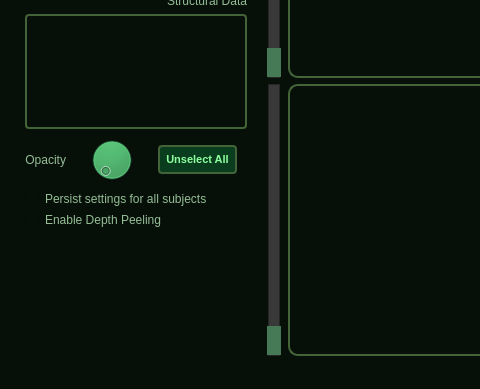
Old version of the form lesionui.ui in the repository sherinsugathan/MS_Lesion_Vis; both pictures show x 0 to 480 and y 501 to 890 of the 1130 by 890 pixel window.
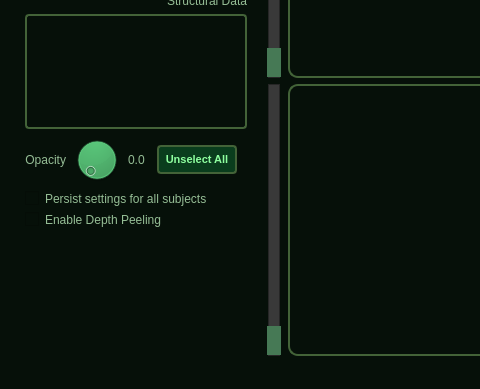
New version of the form. Icons and pictures are not drawn.

Diff of the .ui file:
```diff
--- a/lesionui.ui
+++ b/lesionui.ui
@@ -367,10 +367,30 @@
           </widget>
          </item>
          <item>
-          <widget class="QDial" name="dial"/>
+          <widget class="QDial" name="dial">
+           <property name="maximumSize">
+            <size>
+             <width>50</width>
+             <height>16777215</height>
+            </size>
+           </property>
+          </widget>
+         </item>
+         <item>
+          <widget class="QLabel" name="label_8">
+           <property name="text">
+            <string>0.0</string>
+           </property>
+          </widget>
          </item>
          <item>
           <widget class="QPushButton" name="pushButton_UnselectAllSubjects">
+           <property name="minimumSize">
+            <size>
+             <width>80</width>
+             <height>0</height>
+            </size>
+           </property>
            <property name="styleSheet">
             <string notr="true">QPushButton:hover#pushButton_UnselectAllSubjects
 {
```
